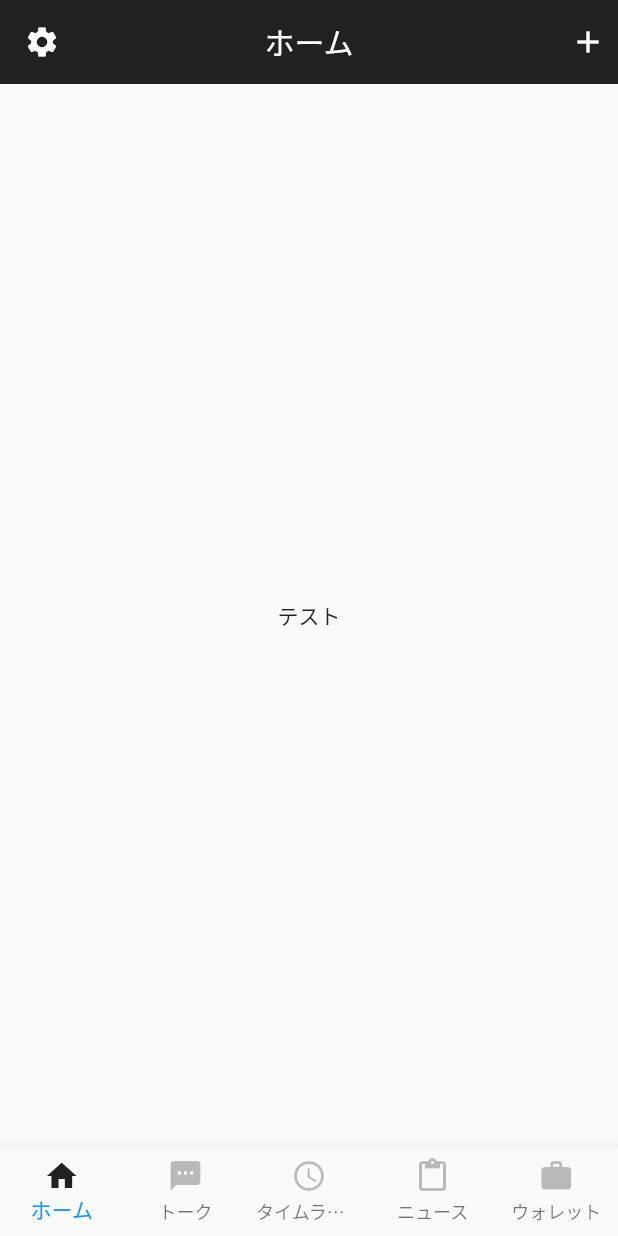
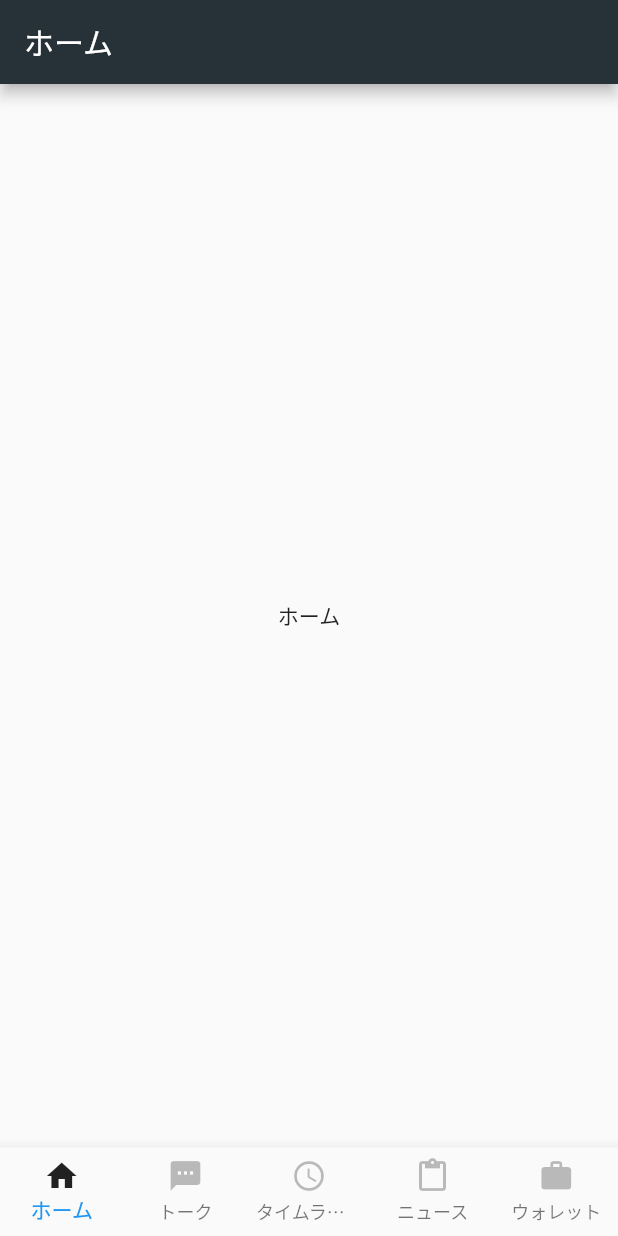
Before and after one commit to nekoharuyuki/flutter_test, a Flutter app: the screen it shows after launch, on a phone screen of 412 x 824 dp. Run offline on Flutter 3.47's test engine with Material 2 defaults, Android fonts, the phone set to English and light mode, and no system bars.

Commit message:
フッターに対応した遷移を実装

```diff
--- a/my_app/lib/footer.dart
+++ /dev/null
@@ -1,90 +0,0 @@
-import 'package:flutter/material.dart';
-
-class Footer extends StatefulWidget{
- const Footer();
-
- @override
- _Footer createState() => _Footer();
-}
-
-class _Footer extends State<Footer> {
- int _selectedIndex = 0;
- final _bottomNavigationBarItems =  <BottomNavigationBarItem>[];
-
-  // アイコン情報
- static const _footerIcons = [
-   Icons.home,
-   Icons.textsms,
-   Icons.access_time,
-   Icons.content_paste,
-   Icons.work,
- ];
-
-  // アイコン文字列
- static const _footerItemNames = [
-   'ホーム',
-   'トーク',
-   'タイムライン',
-   'ニュース',
-   'ウォレット',
- ];
-
- @override
- void initState() {
-   super.initState();
-   _bottomNavigationBarItems.add(_UpdateActiveState(0));
-   for ( var i = 1; i < _footerItemNames.length; i++) {
-     _bottomNavigationBarItems.add(_UpdateDeactiveState(i));
-   }
- }
-
- /// インデックスのアイテムをアクティベートする
- BottomNavigationBarItem _UpdateActiveState(int index) {
-   return BottomNavigationBarItem(
-     icon: Icon(
-       _footerIcons[index],
-       color: Colors.black87,
-     ),
-     title: Text(
-       _footerItemNames[index],
-       style: TextStyle(
-         color: Colors.black87,
-       ),
-     )
-   );
- }
-
- /// インデックスのアイテムをディアクティベートする
- BottomNavigationBarItem _UpdateDeactiveState(int index) {
-   return BottomNavigationBarItem(
-       icon: Icon(
-         _footerIcons[index],
-         color: Colors.black26,
-       ),
-       title: Text(
-         _footerItemNames[index],
-         style: TextStyle(
-           color: Colors.black26,
-         ),
-       )
-   );
- }
-
- void _onItemTapped(int index) {
-   setState(() {
-     _bottomNavigationBarItems[_selectedIndex] = _UpdateDeactiveState(_selectedIndex);
-     _bottomNavigationBarItems[index] = _UpdateActiveState(index);
-     _selectedIndex = index;
-   });
-	  }
-
- @override
- Widget build(BuildContext context) {
-   return BottomNavigationBar(
-     type: BottomNavigationBarType.fixed, // これを書かないと3つまでしか表示されない
-     items: _bottomNavigationBarItems,
-     currentIndex: _selectedIndex,
-     onTap: _onItemTapped,
-   );
- }
-}
--- a/my_app/lib/header.dart
+++ b/my_app/lib/header.dart
@@ -10,7 +10,6 @@ class Header extends StatelessWidget with PreferredSizeWidget{
      leading: Padding(
        padding: const EdgeInsets.all(8.0),
        child: Icon(Icons.settings),
-     ),
      actions: [
        Padding(
          padding: const EdgeInsets.all(8.0),
--- a/my_app/lib/main.dart
+++ b/my_app/lib/main.dart
@@ -1,21 +1,18 @@
 import 'package:flutter/material.dart';
-import 'header.dart';
-import 'footer.dart';
+import 'root.dart';
 
-void main() {
- runApp(App());
-}
+void main() => runApp(App());
 
 class App extends StatelessWidget {
   @override
   Widget build(BuildContext context) {
     return MaterialApp(
+      title: 'Flutter Demo',
             debugShowCheckedModeBanner: false,
-     home: Scaffold(
-       appBar: Header(),
-       body: Center(child: Text("テスト")),
-       bottomNavigationBar: Footer()
-     )
+      theme: ThemeData(
+              primaryColor: Colors.blueGrey[900],
+      ),
+      home: RootWidget(),
     );
   }
 }
--- /dev/null
+++ b/my_app/lib/root.dart
@@ -0,0 +1,105 @@
+import 'package:flutter/cupertino.dart';
+import 'package:flutter/material.dart';
+import 'routes/home_route.dart';
+import 'routes/talk_route.dart';
+import 'routes/timeline_route.dart';
+import 'routes/wallet_route.dart';
+import 'routes/news_route.dart';
+
+class RootWidget extends StatefulWidget {
+  RootWidget({Key key}) : super(key: key);
+
+  @override
+  _RootWidgetState createState() => _RootWidgetState();
+}
+
+class _RootWidgetState extends State<RootWidget> {
+  int _selectedIndex = 0;
+  final _bottomNavigationBarItems = <BottomNavigationBarItem>[];
+
+  static const _footerIcons = [
+    Icons.home,
+    Icons.textsms,
+    Icons.access_time,
+    Icons.content_paste,
+    Icons.work,
+  ];
+
+  static const _footerItemNames = [
+    'ホーム',
+    'トーク',
+    'タイムライン',
+    'ニュース',
+    'ウォレット',
+  ];
+
+  var _routes = [
+    Home(),
+    Talk(),
+    TimeLine(),
+    News(),
+    Wallet(),
+  ];
+
+  @override
+  void initState() {
+    super.initState();
+    _bottomNavigationBarItems.add(_UpdateActiveState(0));
+    for (var i = 1; i < _footerItemNames.length; i++) {
+      _bottomNavigationBarItems.add(_UpdateDeactiveState(i));
+    }
+  }
+
+  /// インデックスのアイテムをアクティベートする
+  BottomNavigationBarItem _UpdateActiveState(int index) {
+    return BottomNavigationBarItem(
+        icon: Icon(
+          _footerIcons[index],
+          color: Colors.black87,
+        ),
+        title: Text(
+          _footerItemNames[index],
+          style: TextStyle(
+            color: Colors.black87,
+          ),
+        )
+    );
+  }
+
+  BottomNavigationBarItem _UpdateDeactiveState(int index) {
+    return BottomNavigationBarItem(
+        icon: Icon(
+          _footerIcons[index],
+          color: Colors.black26,
+        ),
+        title: Text(
+          _footerItemNames[index],
+          style: TextStyle(
+            color: Colors.black26,
+          ),
+        )
+    );
+  }
+
+  void _onItemTapped(int index) {
+    setState(() {
+      _bottomNavigationBarItems[_selectedIndex] =
+          _UpdateDeactiveState(_selectedIndex);
+      _bottomNavigationBarItems[index] = _UpdateActiveState(index);
+      _selectedIndex = index;
+    });
+  }
+
+  @override
+  Widget build(BuildContext context) {
+    return Scaffold(
+      body: _routes.elementAt(_selectedIndex),
+      bottomNavigationBar: BottomNavigationBar(
+        type: BottomNavigationBarType.fixed,
+        items: _bottomNavigationBarItems,
+        currentIndex: _selectedIndex,
+        onTap: _onItemTapped,
+      ),
+    );
+  }
+}
--- /dev/null
+++ b/my_app/lib/routes/home_route.dart
@@ -0,0 +1,14 @@
+import 'package:flutter/material.dart';
+
+class Home extends StatelessWidget {
+  @override
+  Widget build(BuildContext context) {
+    return Scaffold(
+      appBar: AppBar(
+        title: Text("ホーム"),
+      ),
+      body: Center(child: Text("ホーム")
+          ),
+    );
+  }
+}
--- /dev/null
+++ b/my_app/lib/routes/news_route.dart
@@ -0,0 +1,14 @@
+import 'package:flutter/material.dart';
+
+class News extends StatelessWidget {
+  @override
+  Widget build(BuildContext context) {
+    return Scaffold(
+      appBar: AppBar(
+        title: Text("ニュース"),
+      ),
+      body: Center(child: Text("ニュース")
+          ),
+    );
+  }
+}
--- /dev/null
+++ b/my_app/lib/routes/talk_route.dart
@@ -0,0 +1,14 @@
+import 'package:flutter/material.dart';
+
+class Talk extends StatelessWidget {
+  @override
+  Widget build(BuildContext context) {
+    return Scaffold(
+      appBar: AppBar(
+        title: Text("トーク"),
+      ),
+      body: Center(child: Text("トーク")
+          ),
+    );
+  }
+}
--- /dev/null
+++ b/my_app/lib/routes/timeline_route.dart
@@ -0,0 +1,14 @@
+import 'package:flutter/material.dart';
+
+class TimeLine extends StatelessWidget {
+  @override
+  Widget build(BuildContext context) {
+    return Scaffold(
+      appBar: AppBar(
+        title: Text("タイムライン"),
+      ),
+      body: Center(child: Text("タイムライン")
+          ),
+    );
+  }
+}
```
Also changed, not shown: my_app/lib/routes/wallet_route.dart (added, +14 -0 lines). Lines whose indentation alone changed are shown as unchanged.
